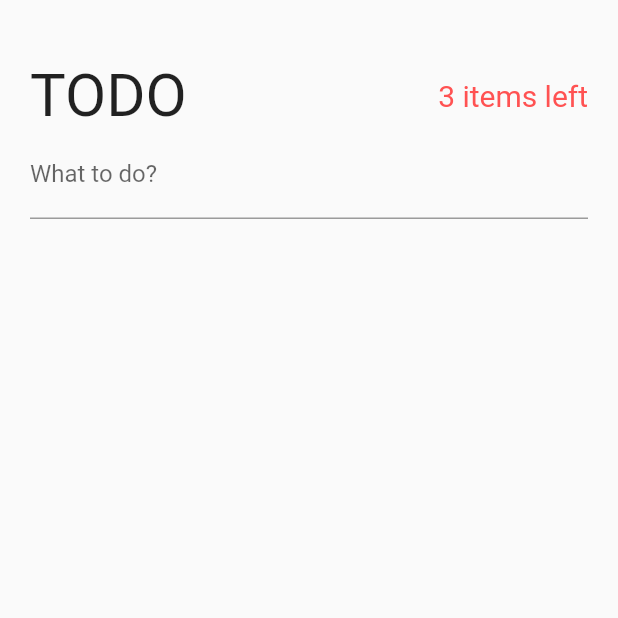
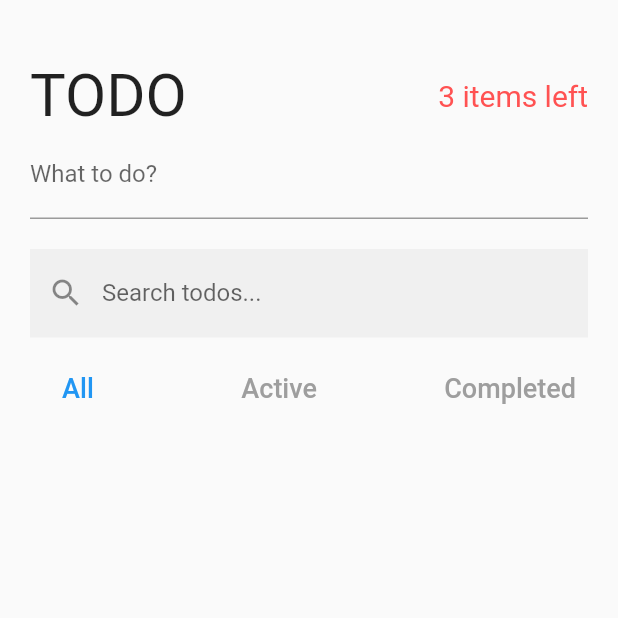
Before and after one commit to cromueloliver02/bloc-todo-app, a Flutter app: the screen it shows after launch, on a phone screen of 412 x 824 dp, the top half of it. Run offline on Flutter 3.47's test engine with Material 2 defaults, Android fonts, the phone set to English and light mode, and no system bars; our stand-ins replace bloc, equatable, flutter_bloc.

Commit message:
search and filter widget

```diff
--- /dev/null
+++ b/lib/pages/todos_page/search_and_filter_todo.dart
@@ -0,0 +1,74 @@
+import 'package:flutter/material.dart';
+
+import '../../cubits/cubits.dart';
+import '../../models/todo.dart';
+
+class SearchAndFilterTodo extends StatelessWidget {
+  const SearchAndFilterTodo({super.key});
+
+  @override
+  Widget build(BuildContext context) {
+    return Column(
+      children: [
+        TextField(
+          decoration: const InputDecoration(
+            labelText: 'Search todos...',
+            border: InputBorder.none,
+            filled: true,
+            prefixIcon: Icon(Icons.search),
+          ),
+          onChanged: (value) {
+            if (value.trim().isNotEmpty) {
+              context.read<TodoSearchCubit>().setSearchTerm(value);
+            }
+          },
+        ),
+        const SizedBox(height: 10),
+        Row(
+          mainAxisAlignment: MainAxisAlignment.spaceBetween,
+          children: const [
+            _FilterButton(
+              title: 'All',
+              filter: Filter.all,
+            ),
+            _FilterButton(
+              title: 'Active',
+              filter: Filter.active,
+            ),
+            _FilterButton(
+              title: 'Completed',
+              filter: Filter.completed,
+            ),
+          ],
+        ),
+      ],
+    );
+  }
+}
+
+class _FilterButton extends StatelessWidget {
+  const _FilterButton({
+    Key? key,
+    required this.title,
+    required this.filter,
+  }) : super(key: key);
+
+  final String title;
+  final Filter filter;
+
+  @override
+  Widget build(BuildContext context) {
+    return TextButton(
+      onPressed: () => context.read<TodoFilterCubit>().changeFilter(filter),
+      child: Text(
+        title,
+        style: TextStyle(
+          fontSize: 18,
+          color: context.watch<TodoFilterCubit>().state.filter == filter
+              ? Colors.blue
+              : Colors.grey,
+        ),
+      ),
+    );
+  }
+}
--- a/lib/pages/todos_page/todos_page.dart
+++ b/lib/pages/todos_page/todos_page.dart
@@ -1,6 +1,7 @@
-import 'package:bloc_todo_app/pages/todos_page/create_todo.dart';
 import 'package:flutter/material.dart';
 import 'todo_header.dart';
+import 'create_todo.dart';
+import 'search_and_filter_todo.dart';
 
 class TodosPage extends StatelessWidget {
   const TodosPage({Key? key}) : super(key: key);
@@ -19,6 +20,8 @@ class TodosPage extends StatelessWidget {
               children: const [
                 TodoHeader(),
                 CreateTodo(),
+                SizedBox(height: 20),
+                SearchAndFilterTodo(),
               ],
             ),
           ),
```
